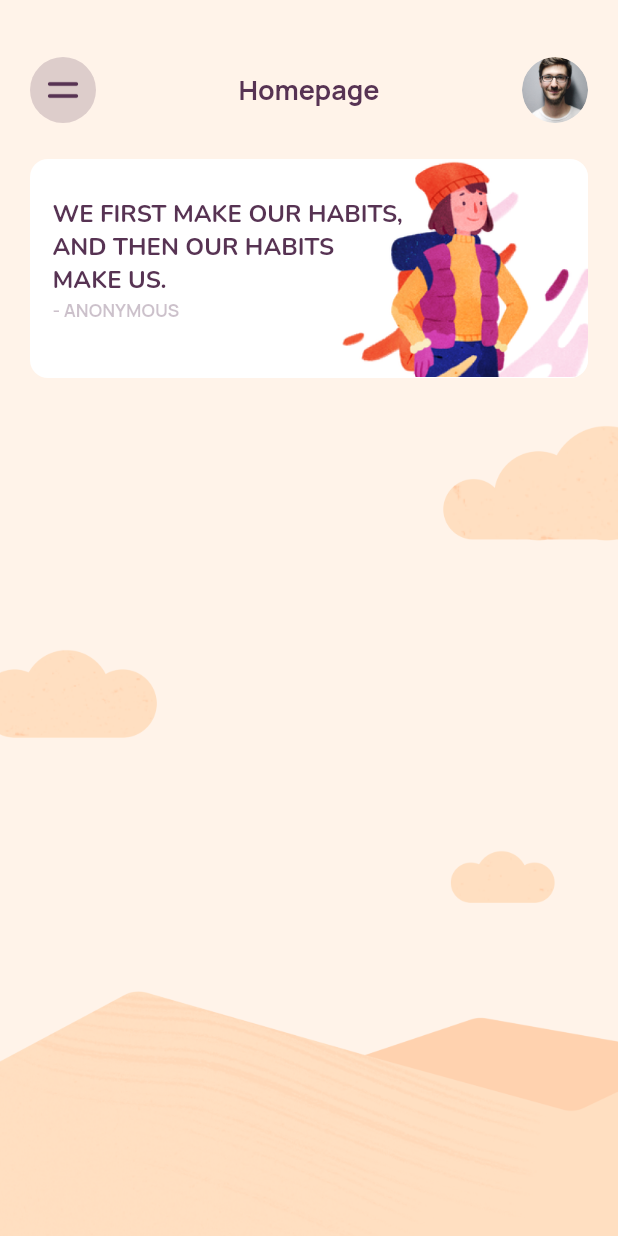
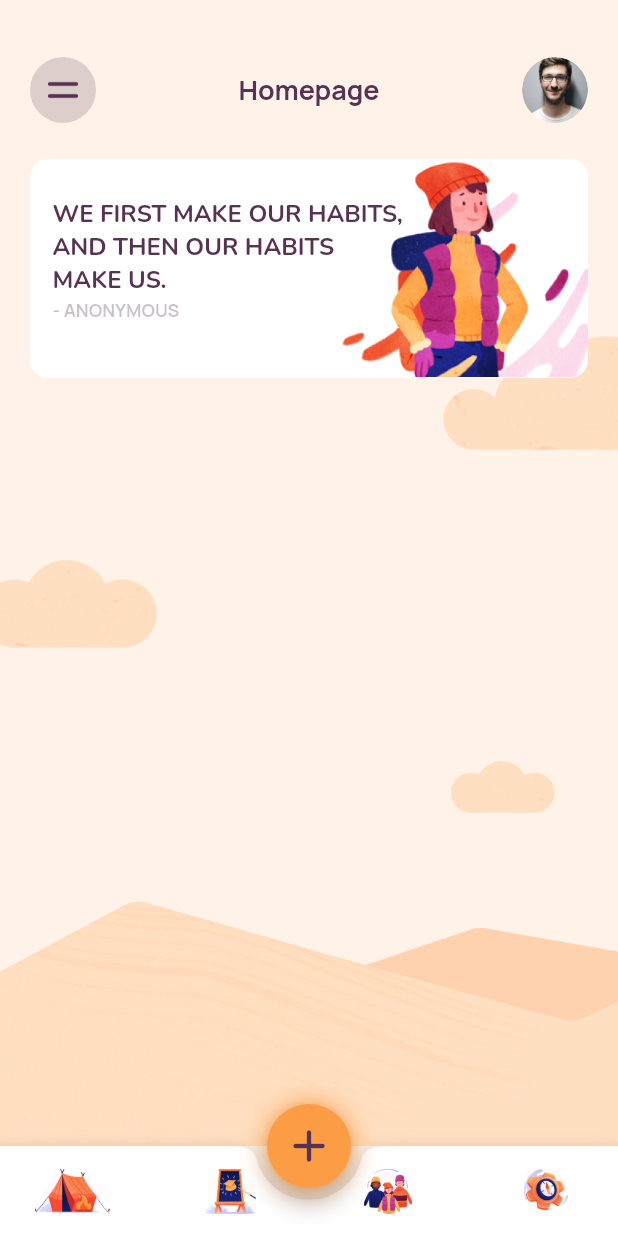
Before and after one commit to Ripat-2345/habit_builder_app, a Flutter app: the screen it shows after launch, on a phone screen of 412 x 824 dp. Run offline on Flutter 3.47's test engine with Material 2 defaults, Android fonts, the light colour scheme and no system bars; our stand-ins replace google_fonts, introduction_screen.

Commit message:
creating bottom navigation

```diff
--- a/lib/main.dart
+++ b/lib/main.dart
@@ -1,5 +1,5 @@
 import 'package:flutter/material.dart';
-import 'package:habit_builder_app/screens/home/home_screen.dart';
+import 'package:habit_builder_app/widgets/widget_bottom_navigation.dart';
 
 void main() {
   runApp(const MyApp());
@@ -10,9 +10,9 @@ class MyApp extends StatelessWidget {
 
   @override
   Widget build(BuildContext context) {
-    return MaterialApp(
+    return const MaterialApp(
       debugShowCheckedModeBanner: false,
-      home: HomeScreen(),
+      home: WidgetBottomNavigation(),
     );
   }
 }
--- a/lib/widgets/widget_app_bar.dart
+++ b/lib/widgets/widget_app_bar.dart
@@ -1,5 +1,4 @@
 import 'package:flutter/material.dart';
-import 'package:habit_builder_app/consts.dart';
 
 class WidgetAppBar extends StatelessWidget {
   const WidgetAppBar({Key? key, this.prefix, this.title, this.suffix})
--- /dev/null
+++ b/lib/widgets/widget_bottom_navigation.dart
@@ -0,0 +1,114 @@
+import 'package:flutter/material.dart';
+import 'package:habit_builder_app/consts.dart';
+import 'package:habit_builder_app/screens/home/home_screen.dart';
+import 'package:habit_builder_app/screens/onboarding/onboarding_screen.dart';
+
+class WidgetBottomNavigation extends StatefulWidget {
+  const WidgetBottomNavigation({Key? key}) : super(key: key);
+
+  @override
+  State<WidgetBottomNavigation> createState() => _WidgetBottomNavigationState();
+}
+
+class _WidgetBottomNavigationState extends State<WidgetBottomNavigation> {
+  int _selectedIndex = 0;
+
+  final List _menus = [
+    [
+      Image.asset(
+        "assets/icons/home_active_icon.png",
+        width: 50,
+        height: 30,
+      ),
+      const HomeScreen(),
+    ],
+    [
+      Image.asset(
+        "assets/icons/courses_active_icon.png",
+        width: 50,
+        height: 30,
+      ),
+      Onboarding(),
+    ],
+    [
+      Image.asset(
+        "assets/icons/community_active_icon.png",
+        width: 50,
+        height: 30,
+      ),
+      const HomeScreen(),
+    ],
+    [
+      Image.asset(
+        "assets/icons/settings_active_icon.png",
+        width: 50,
+        height: 30,
+      ),
+      Onboarding(),
+    ],
+  ];
+
+  @override
+  Widget build(BuildContext context) {
+    return Scaffold(
+      body: _menus[_selectedIndex][1],
+      floatingActionButton: FloatingActionButton(
+        backgroundColor: secondaryColor,
+        //Floating action button on Scaffold
+        onPressed: () {
+          //code to execute on button press
+        },
+        child: Container(
+          decoration: BoxDecoration(
+            color: Colors.transparent,
+            borderRadius: const BorderRadius.all(
+              Radius.circular(100),
+            ),
+            boxShadow: [
+              BoxShadow(
+                color: secondaryColor,
+                spreadRadius: 10,
+                blurRadius: 15,
+              ),
+            ],
+          ),
+          child: Icon(
+            Icons.add_rounded,
+            size: 36,
+            color: primaryColor,
+          ),
+        ), //icon inside button
+      ),
+
+      //floating action button position to center
+      floatingActionButtonLocation:
+          FloatingActionButtonLocation.miniCenterDocked,
+
+      bottomNavigationBar: BottomAppBar(
+        //bottom navigation bar on scaffold
+        color: Colors.white,
+        shape: const CircularNotchedRectangle(), //shape of notch
+        notchMargin:
+            8, //notche margin between floating button and bottom appbar
+        child: Padding(
+          padding: const EdgeInsets.symmetric(horizontal: 23, vertical: 15),
+          child: Row(
+            //children inside bottom appbar
+            mainAxisSize: MainAxisSize.max,
+            mainAxisAlignment: MainAxisAlignment.spaceBetween,
+            children: _menus.map((menu) {
+              return InkWell(
+                onTap: () {
+                  setState(() {
+                    _selectedIndex = _menus.indexOf(menu);
+                  });
+                },
+                child: menu[0],
+              );
+            }).toList(),
+          ),
+        ),
+      ),
+    );
+  }
+}
```
Also changed, not shown: assets/icons/community_active_icon.png (added), assets/icons/courses_active_icon.png (added), assets/icons/home_active_icon.png (added), assets/icons/settings_active_icon.png (added).
